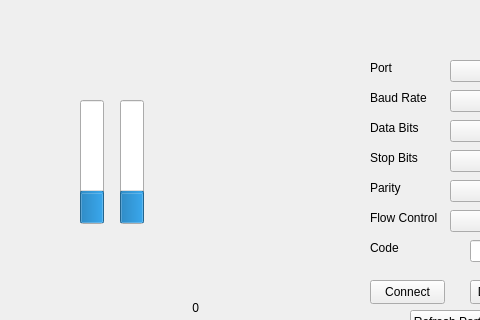
Above: Serial Port Example/Serial_Port_Example/widget.ui from IvanZend/Learning-QT before the change; both pictures show x 0 to 480 and y 0 to 320 of the 986 by 558 pixel window. Below: the same form after it.
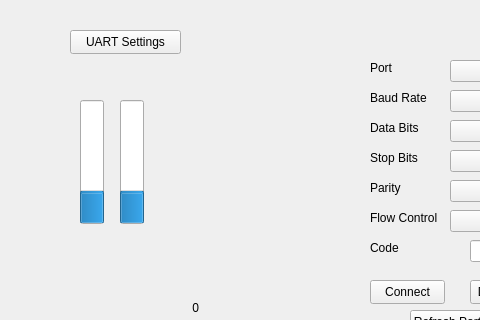
That is the form after the change.

```diff
--- a/Serial Port Example/Serial_Port_Example/widget.ui
+++ b/Serial Port Example/Serial_Port_Example/widget.ui
@@ -327,6 +327,19 @@
     <set>Qt::AlignRight|Qt::AlignTrailing|Qt::AlignVCenter</set>
    </property>
   </widget>
+  <widget class="QPushButton" name="pushButton_6">
+   <property name="geometry">
+    <rect>
+     <x>70</x>
+     <y>30</y>
+     <width>111</width>
+     <height>24</height>
+    </rect>
+   </property>
+   <property name="text">
+    <string>UART Settings</string>
+   </property>
+  </widget>
  </widget>
  <resources/>
  <connections/>
```
